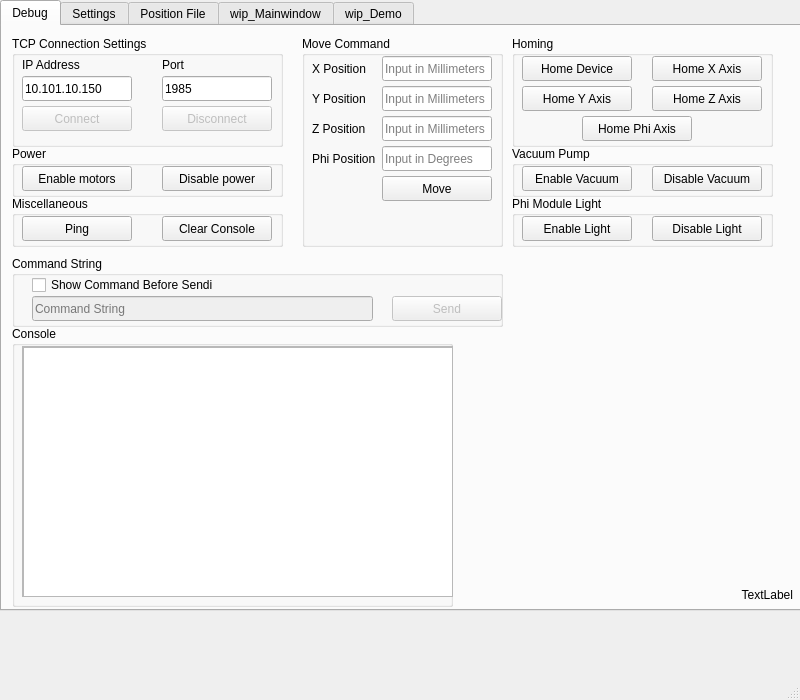
The window that mainwindow.ui (Fontys-PPM/PC-Interface) describes before a commit, drawn with Qt 5.
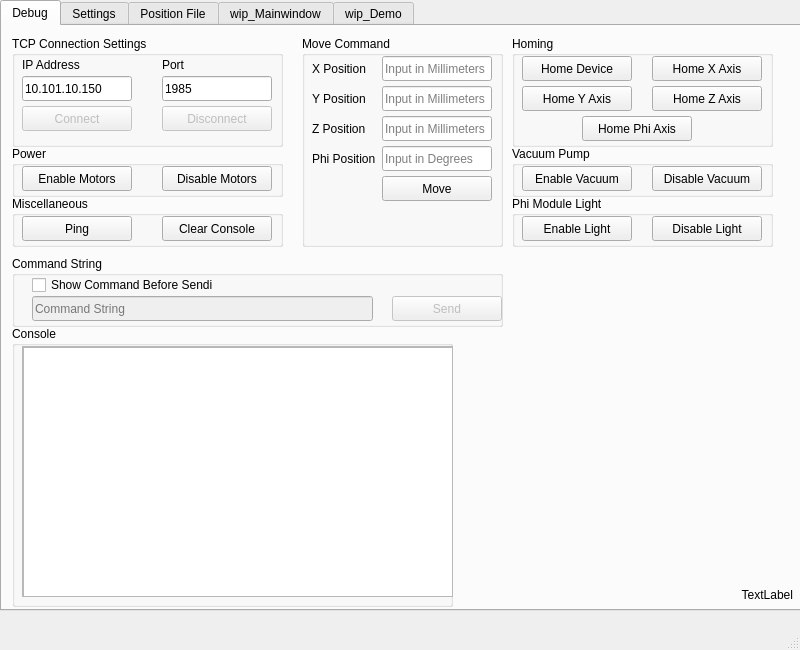
The same window after the commit. Icons and pictures are not drawn.

Commit message: added power on and off button

Diff of the .ui file:
```diff
--- a/mainwindow.ui
+++ b/mainwindow.ui
@@ -7,7 +7,7 @@
     <x>0</x>
     <y>0</y>
     <width>800</width>
-    <height>700</height>
+    <height>650</height>
    </rect>
   </property>
   <property name="sizePolicy">
@@ -19,13 +19,13 @@
   <property name="minimumSize">
    <size>
     <width>800</width>
-    <height>700</height>
+    <height>650</height>
    </size>
   </property>
   <property name="maximumSize">
    <size>
     <width>800</width>
-    <height>700</height>
+    <height>650</height>
    </size>
   </property>
   <property name="windowTitle">
@@ -667,7 +667,7 @@
         </rect>
        </property>
        <property name="text">
-        <string>Enable motors</string>
+        <string>Enable Motors</string>
        </property>
       </widget>
       <widget class="QPushButton" name="btn_powerOff">
@@ -680,7 +680,7 @@
         </rect>
        </property>
        <property name="text">
-        <string>Disable power</string>
+        <string>Disable Motors</string>
        </property>
       </widget>
      </widget>
```
The commit also changes 2 other files.
